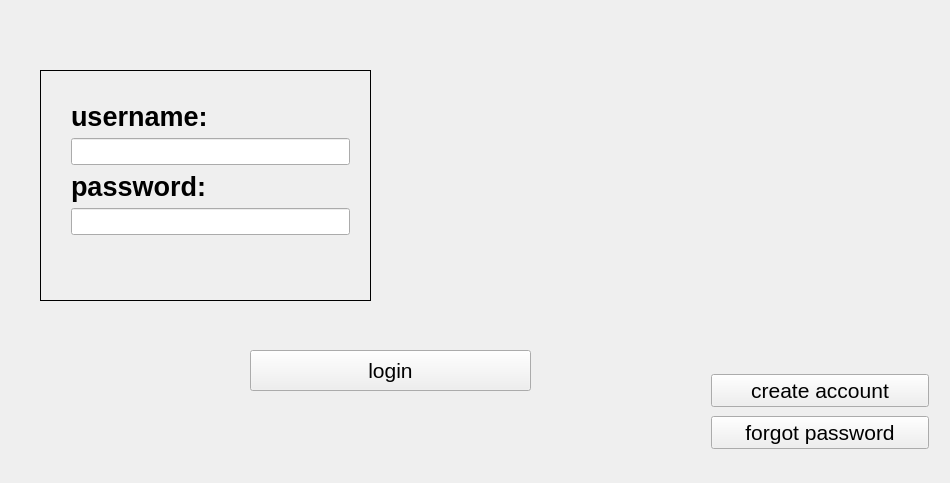
Qt form mainwindow.ui (Raptr3x/School-student-managment-system) before a commit.
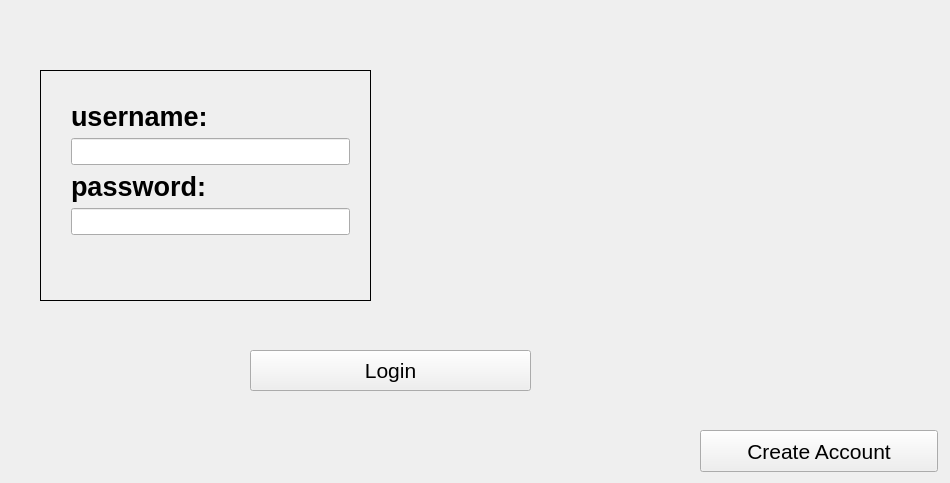
The same form after that commit. Icons and pictures are not drawn.

Diff of the .ui file:
```diff
--- a/mainwindow.ui
+++ b/mainwindow.ui
@@ -162,7 +162,7 @@
      <bool>false</bool>
     </property>
     <property name="text">
-     <string>login</string>
+     <string>Login</string>
     </property>
     <property name="shortcut">
      <string>Return</string>
@@ -177,78 +177,6 @@
      <bool>false</bool>
     </property>
    </widget>
-   <widget class="QWidget" name="verticalLayoutWidget">
-    <property name="geometry">
-     <rect>
-      <x>700</x>
-      <y>360</y>
-      <width>240</width>
-      <height>105</height>
-     </rect>
-    </property>
-    <layout class="QVBoxLayout" name="verticalLayout">
-     <item>
-      <widget class="QPushButton" name="pushButton_2">
-       <property name="maximumSize">
-        <size>
-         <width>281</width>
-         <height>16777215</height>
-        </size>
-       </property>
-       <property name="font">
-        <font>
-         <pointsize>16</pointsize>
-        </font>
-       </property>
-       <property name="autoFillBackground">
-        <bool>false</bool>
-       </property>
-       <property name="text">
-        <string>create account</string>
-       </property>
-       <property name="autoDefault">
-        <bool>false</bool>
-       </property>
-       <property name="default">
-        <bool>false</bool>
-       </property>
-       <property name="flat">
-        <bool>false</bool>
-       </property>
-      </widget>
-     </item>
-     <item>
-      <widget class="QPushButton" name="pushButton_3">
-       <property name="maximumSize">
-        <size>
-         <width>281</width>
-         <height>16777215</height>
-        </size>
-       </property>
-       <property name="font">
-        <font>
-         <pointsize>16</pointsize>
-        </font>
-       </property>
-       <property name="autoFillBackground">
-        <bool>false</bool>
-       </property>
-       <property name="text">
-        <string>forgot password</string>
-       </property>
-       <property name="autoDefault">
-        <bool>false</bool>
-       </property>
-       <property name="default">
-        <bool>false</bool>
-       </property>
-       <property name="flat">
-        <bool>false</bool>
-       </property>
-      </widget>
-     </item>
-    </layout>
-   </widget>
    <widget class="QLabel" name="status">
     <property name="geometry">
      <rect>
@@ -268,6 +196,42 @@
      <string/>
     </property>
    </widget>
+   <widget class="QPushButton" name="pushButton_2">
+    <property name="geometry">
+     <rect>
+      <x>700</x>
+      <y>430</y>
+      <width>238</width>
+      <height>42</height>
+     </rect>
+    </property>
+    <property name="maximumSize">
+     <size>
+      <width>281</width>
+      <height>16777215</height>
+     </size>
+    </property>
+    <property name="font">
+     <font>
+      <pointsize>16</pointsize>
+     </font>
+    </property>
+    <property name="autoFillBackground">
+     <bool>false</bool>
+    </property>
+    <property name="text">
+     <string>Create Account</string>
+    </property>
+    <property name="autoDefault">
+     <bool>false</bool>
+    </property>
+    <property name="default">
+     <bool>false</bool>
+    </property>
+    <property name="flat">
+     <bool>false</bool>
+    </property>
+   </widget>
   </widget>
  </widget>
  <layoutdefault spacing="6" margin="11"/>
```
